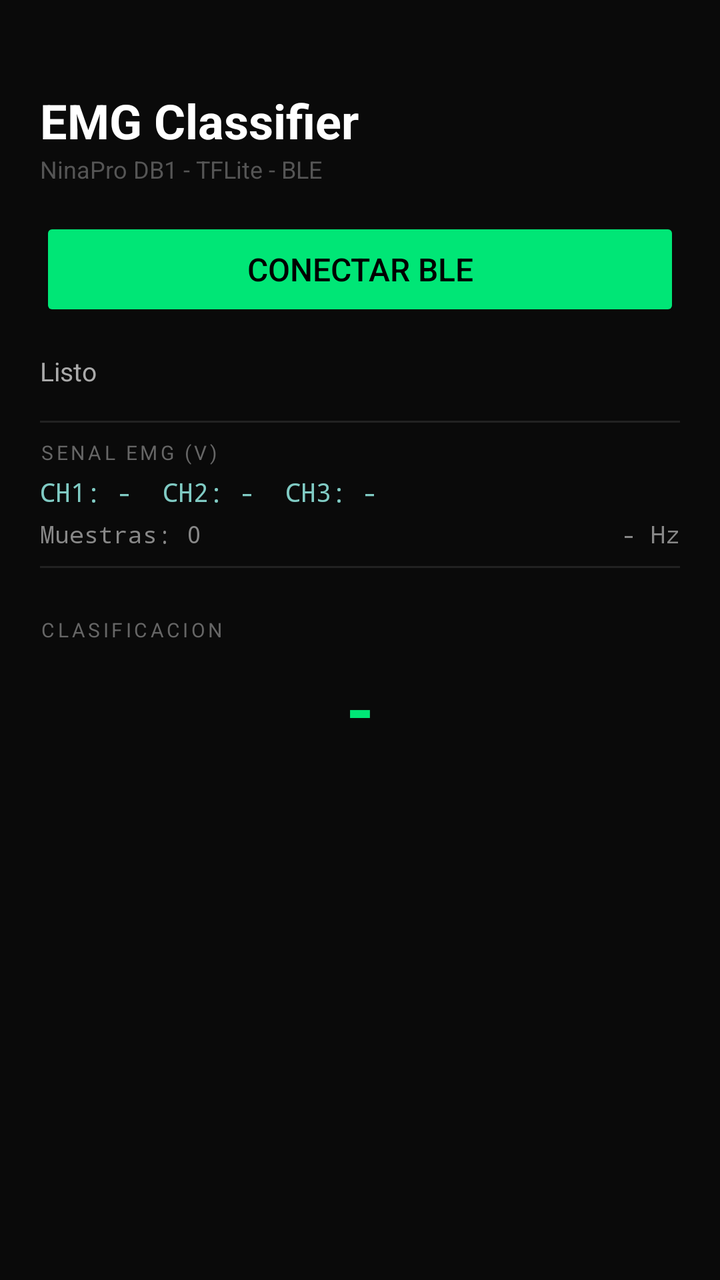
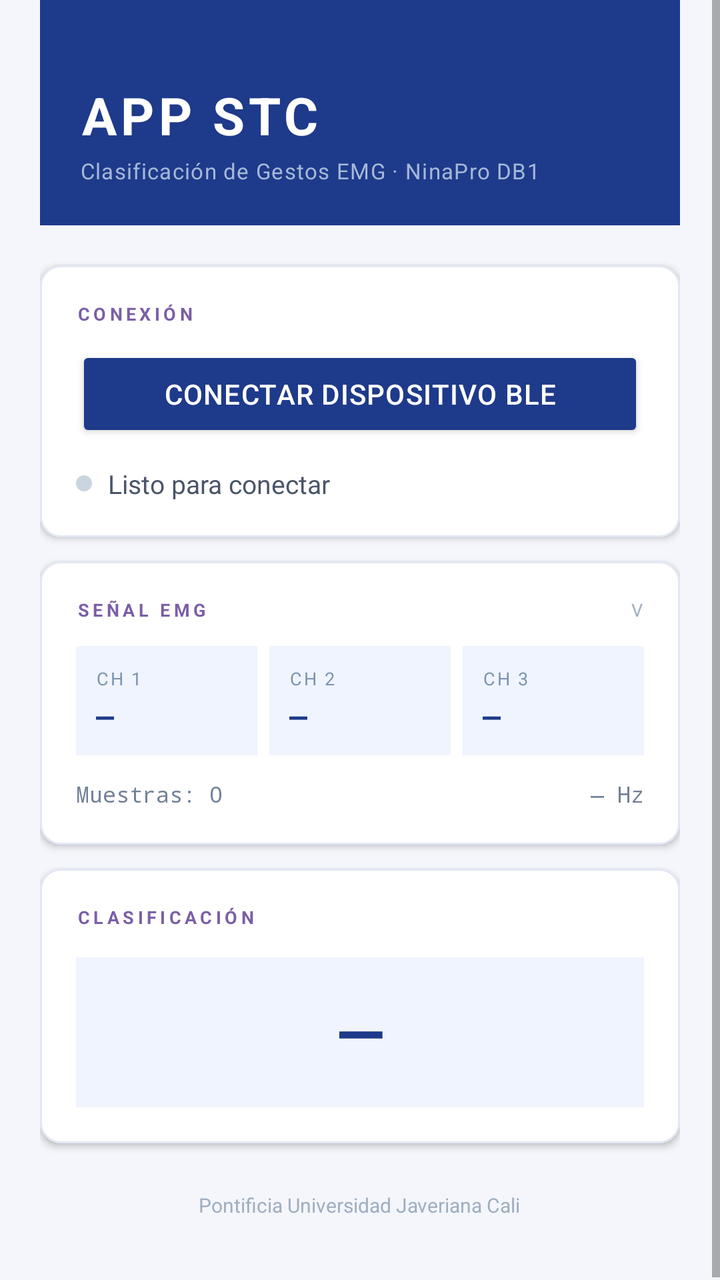

Screens rendered from an Android XML layout before and after an edit, with the pre-edit source and the edit as a unified diff.
<!-- AndroidManifest.xml: application theme Theme.NewEMGClassifier -->
<!-- res/layout/activity_main.xml -->
<?xml version="1.0" encoding="utf-8"?>
<LinearLayout
    xmlns:android="http://schemas.android.com/apk/res/android"
    android:id="@+id/layoutRoot"
    android:layout_width="match_parent"
    android:layout_height="match_parent"
    android:orientation="vertical"
    android:background="#0A0A0A"
    android:padding="20dp">

    <TextView
        android:id="@+id/tvTitle"
        android:layout_width="wrap_content"
        android:layout_height="wrap_content"
        android:text="EMG Classifier"
        android:textSize="24sp"
        android:textColor="#FFFFFF"
        android:textStyle="bold"
        android:paddingTop="24dp"/>

    <TextView
        android:id="@+id/tvSubtitle"
        android:layout_width="wrap_content"
        android:layout_height="wrap_content"
        android:text="NinaPro DB1 - TFLite - BLE"
        android:textSize="12sp"
        android:textColor="#555555"
        android:paddingBottom="16dp"/>

    <Button
        android:id="@+id/btnConnect"
        android:layout_width="match_parent"
        android:layout_height="52dp"
        android:text="Conectar BLE"
        android:textSize="16sp"
        android:textColor="#000000"
        android:backgroundTint="#00E676"
        android:layout_marginBottom="16dp"/>

    <TextView
        android:id="@+id/tvStatus"
        android:layout_width="wrap_content"
        android:layout_height="wrap_content"
        android:text="Listo"
        android:textSize="13sp"
        android:textColor="#AAAAAA"
        android:paddingBottom="8dp"/>

    <View
        android:layout_width="match_parent"
        android:layout_height="1dp"
        android:background="#222222"
        android:layout_marginVertical="8dp"/>

    <TextView
        android:layout_width="wrap_content"
        android:layout_height="wrap_content"
        android:text="SENAL EMG (V)"
        android:textSize="10sp"
        android:textColor="#666666"
        android:letterSpacing="0.15"/>

    <TextView
        android:id="@+id/tvEMGValues"
        android:layout_width="wrap_content"
        android:layout_height="wrap_content"
        android:text="CH1: -  CH2: -  CH3: -"
        android:textSize="13sp"
        android:textColor="#80CBC4"
        android:fontFamily="monospace"
        android:paddingTop="4dp"/>

    <LinearLayout
        android:layout_width="match_parent"
        android:layout_height="wrap_content"
        android:orientation="horizontal"
        android:paddingTop="4dp">

        <TextView
            android:id="@+id/tvSampleCount"
            android:layout_width="0dp"
            android:layout_height="wrap_content"
            android:layout_weight="1"
            android:text="Muestras: 0"
            android:textSize="12sp"
            android:textColor="#888888"
            android:fontFamily="monospace"/>

        <TextView
            android:id="@+id/tvFrequency"
            android:layout_width="wrap_content"
            android:layout_height="wrap_content"
            android:text="- Hz"
            android:textSize="12sp"
            android:textColor="#888888"
            android:fontFamily="monospace"/>

    </LinearLayout>

    <View
        android:layout_width="match_parent"
        android:layout_height="1dp"
        android:background="#222222"
        android:layout_marginVertical="8dp"/>

    <TextView
        android:layout_width="wrap_content"
        android:layout_height="wrap_content"
        android:text="CLASIFICACION"
        android:textSize="10sp"
        android:textColor="#666666"
        android:letterSpacing="0.15"
        android:paddingTop="16dp"/>

    <TextView
        android:id="@+id/tvPrediction"
        android:layout_width="match_parent"
        android:layout_height="wrap_content"
        android:text="-"
        android:textSize="36sp"
        android:textColor="#00E676"
        android:textStyle="bold"
        android:gravity="center"
        android:paddingTop="8dp"/>

</LinearLayout>
<!-- resources referenced by this layout -->
<resources>
  <style name="Theme.NewEMGClassifier" parent="Theme.AppCompat.DayNight.NoActionBar">
      </style>
</resources>

<!-- the commit's change to res/layout/activity_main.xml (unified diff, before → after) -->
@@ -1,126 +1,336 @@
 <?xml version="1.0" encoding="utf-8"?>
-<LinearLayout
+<ScrollView
     xmlns:android="http://schemas.android.com/apk/res/android"
-    android:id="@+id/layoutRoot"
     android:layout_width="match_parent"
     android:layout_height="match_parent"
-    android:orientation="vertical"
-    android:background="#0A0A0A"
-    android:padding="20dp">
-
-    <TextView
-        android:id="@+id/tvTitle"
-        android:layout_width="wrap_content"
-        android:layout_height="wrap_content"
-        android:text="EMG Classifier"
-        android:textSize="24sp"
-        android:textColor="#FFFFFF"
-        android:textStyle="bold"
-        android:paddingTop="24dp"/>
-
-    <TextView
-        android:id="@+id/tvSubtitle"
-        android:layout_width="wrap_content"
-        android:layout_height="wrap_content"
-        android:text="NinaPro DB1 - TFLite - BLE"
-        android:textSize="12sp"
-        android:textColor="#555555"
-        android:paddingBottom="16dp"/>
-
-    <Button
-        android:id="@+id/btnConnect"
-        android:layout_width="match_parent"
-        android:layout_height="52dp"
-        android:text="Conectar BLE"
-        android:textSize="16sp"
-        android:textColor="#000000"
-        android:backgroundTint="#00E676"
-        android:layout_marginBottom="16dp"/>
-
-    <TextView
-        android:id="@+id/tvStatus"
-        android:layout_width="wrap_content"
-        android:layout_height="wrap_content"
-        android:text="Listo"
-        android:textSize="13sp"
-        android:textColor="#AAAAAA"
-        android:paddingBottom="8dp"/>
-
-    <View
-        android:layout_width="match_parent"
-        android:layout_height="1dp"
-        android:background="#222222"
-        android:layout_marginVertical="8dp"/>
-
-    <TextView
-        android:layout_width="wrap_content"
-        android:layout_height="wrap_content"
-        android:text="SENAL EMG (V)"
-        android:textSize="10sp"
-        android:textColor="#666666"
-        android:letterSpacing="0.15"/>
-
-    <TextView
-        android:id="@+id/tvEMGValues"
-        android:layout_width="wrap_content"
-        android:layout_height="wrap_content"
-        android:text="CH1: -  CH2: -  CH3: -"
-        android:textSize="13sp"
-        android:textColor="#80CBC4"
-        android:fontFamily="monospace"
-        android:paddingTop="4dp"/>
+    android:background="#F4F6FB"
+    android:fillViewport="true">
 
     <LinearLayout
+        android:id="@+id/layoutRoot"
         android:layout_width="match_parent"
         android:layout_height="wrap_content"
-        android:orientation="horizontal"
-        android:paddingTop="4dp">
-
-        <TextView
-            android:id="@+id/tvSampleCount"
-            android:layout_width="0dp"
-            android:layout_height="wrap_content"
-            android:layout_weight="1"
-            android:text="Muestras: 0"
-            android:textSize="12sp"
-            android:textColor="#888888"
-            android:fontFamily="monospace"/>
-
-        <TextView
-            android:id="@+id/tvFrequency"
-            android:layout_width="wrap_content"
-            android:layout_height="wrap_content"
-            android:text="- Hz"
-            android:textSize="12sp"
-            android:textColor="#888888"
-            android:fontFamily="monospace"/>
+        android:orientation="vertical"
+        android:paddingHorizontal="20dp"
+        android:paddingBottom="32dp">
+
+        
+        <LinearLayout
+            android:layout_width="match_parent"
+            android:layout_height="wrap_content"
+            android:orientation="vertical"
+            android:background="#1E3A8A"
+            android:paddingHorizontal="20dp"
+            android:paddingTop="40dp"
+            android:paddingBottom="20dp"
+            android:layout_marginHorizontal="-20dp">
+
+            <TextView
+                android:id="@+id/tvTitle"
+                android:layout_width="wrap_content"
+                android:layout_height="wrap_content"
+                android:text="APP STC"
+                android:textSize="26sp"
+                android:textColor="#FFFFFF"
+                android:textStyle="bold"
+                android:letterSpacing="0.08"/>
+
+            <TextView
+                android:id="@+id/tvSubtitle"
+                android:layout_width="wrap_content"
+                android:layout_height="wrap_content"
+                android:text="Clasificación de Gestos EMG · NinaPro DB1"
+                android:textSize="11sp"
+                android:textColor="#A5B8D8"
+                android:paddingTop="3dp"
+                android:letterSpacing="0.04"/>
+
+        </LinearLayout>
+
+        
+        <LinearLayout
+            android:layout_width="match_parent"
+            android:layout_height="wrap_content"
+            android:orientation="vertical"
+            android:background="@drawable/card_background"
+            android:padding="18dp"
+            android:layout_marginTop="20dp"
+            android:elevation="2dp">
+
+            <TextView
+                android:layout_width="wrap_content"
+                android:layout_height="wrap_content"
+                android:text="CONEXIÓN"
+                android:textSize="9sp"
+                android:textColor="#7B5EA7"
+                android:textStyle="bold"
+                android:letterSpacing="0.20"
+                android:paddingBottom="10dp"/>
+
+            <Button
+                android:id="@+id/btnConnect"
+                android:layout_width="match_parent"
+                android:layout_height="48dp"
+                android:text="Conectar dispositivo BLE"
+                android:textSize="14sp"
+                android:textColor="#FFFFFF"
+                android:backgroundTint="#1E3A8A"
+                android:letterSpacing="0.03"/>
+
+            
+            <LinearLayout
+                android:layout_width="match_parent"
+                android:layout_height="wrap_content"
+                android:orientation="horizontal"
+                android:gravity="center_vertical"
+                android:paddingTop="12dp">
+
+                <View
+                    android:id="@+id/viewStatusDot"
+                    android:layout_width="8dp"
+                    android:layout_height="8dp"
+                    android:background="@drawable/dot_idle"
+                    android:layout_marginEnd="8dp"/>
+
+                <TextView
+                    android:id="@+id/tvStatus"
+                    android:layout_width="0dp"
+                    android:layout_height="wrap_content"
+                    android:layout_weight="1"
+                    android:text="Listo para conectar"
+                    android:textSize="13sp"
+                    android:textColor="#4A5568"/>
+
+            </LinearLayout>
+
+        </LinearLayout>
+
+        
+        <LinearLayout
+            android:layout_width="match_parent"
+            android:layout_height="wrap_content"
+            android:orientation="vertical"
+            android:background="@drawable/card_background"
+            android:padding="18dp"
+            android:layout_marginTop="12dp"
+            android:elevation="2dp">
+
+            <LinearLayout
+                android:layout_width="match_parent"
+                android:layout_height="wrap_content"
+                android:orientation="horizontal"
+                android:gravity="center_vertical"
+                android:paddingBottom="12dp">
+
+                <TextView
+                    android:layout_width="0dp"
+                    android:layout_height="wrap_content"
+                    android:layout_weight="1"
+                    android:text="SEÑAL EMG"
+                    android:textSize="9sp"
+                    android:textColor="#7B5EA7"
+                    android:textStyle="bold"
+                    android:letterSpacing="0.20"/>
+
+                <TextView
+                    android:layout_width="wrap_content"
+                    android:layout_height="wrap_content"
+                    android:text="V"
+                    android:textSize="9sp"
+                    android:textColor="#A0AEC0"
+                    android:letterSpacing="0.10"/>
+
+            </LinearLayout>
+
+            
+            <LinearLayout
+                android:layout_width="match_parent"
+                android:layout_height="wrap_content"
+                android:orientation="horizontal">
+
+                
+                <LinearLayout
+                    android:layout_width="0dp"
+                    android:layout_height="wrap_content"
+                    android:layout_weight="1"
+                    android:orientation="vertical"
+                    android:background="#F0F4FF"
+                    android:padding="10dp"
+                    android:layout_marginEnd="6dp">
+
+                    <TextView
+                        android:layout_width="wrap_content"
+                        android:layout_height="wrap_content"
+                        android:text="CH 1"
+                        android:textSize="9sp"
+                        android:textColor="#7B93B0"
+                        android:letterSpacing="0.10"/>
+
+                    <TextView
+                        android:id="@+id/tvCh1"
+                        android:layout_width="wrap_content"
+                        android:layout_height="wrap_content"
+                        android:text="—"
+                        android:textSize="15sp"
+                        android:textColor="#1E3A8A"
+                        android:fontFamily="monospace"
+                        android:textStyle="bold"
+                        android:paddingTop="2dp"/>
+
+                </LinearLayout>
+
+                
+                <LinearLayout
+                    android:layout_width="0dp"
+                    android:layout_height="wrap_content"
+                    android:layout_weight="1"
+                    android:orientation="vertical"
+                    android:background="#F0F4FF"
+                    android:padding="10dp"
+                    android:layout_marginEnd="6dp">
+
+                    <TextView
+                        android:layout_width="wrap_content"
+                        android:layout_height="wrap_content"
+                        android:text="CH 2"
+                        android:textSize="9sp"
+                        android:textColor="#7B93B0"
+                        android:letterSpacing="0.10"/>
+
+                    <TextView
+                        android:id="@+id/tvCh2"
+                        android:layout_width="wrap_content"
+                        android:layout_height="wrap_content"
+                        android:text="—"
+                        android:textSize="15sp"
+                        android:textColor="#1E3A8A"
+                        android:fontFamily="monospace"
+                        android:textStyle="bold"
+                        android:paddingTop="2dp"/>
+
+                </LinearLayout>
+
+                
+                <LinearLayout
+                    android:layout_width="0dp"
+                    android:layout_height="wrap_content"
+                    android:layout_weight="1"
+                    android:orientation="vertical"
+                    android:background="#F0F4FF"
+                    android:padding="10dp">
+
+                    <TextView
+                        android:layout_width="wrap_content"
+                        android:layout_height="wrap_content"
+                        android:text="CH 3"
+                        android:textSize="9sp"
+                        android:textColor="#7B93B0"
+                        android:letterSpacing="0.10"/>
+
+                    <TextView
+                        android:id="@+id/tvCh3"
+                        android:layout_width="wrap_content"
+                        android:layout_height="wrap_content"
+                        android:text="—"
+                        android:textSize="15sp"
+                        android:textColor="#1E3A8A"
+                        android:fontFamily="monospace"
+                        android:textStyle="bold"
+                        android:paddingTop="2dp"/>
+
+                </LinearLayout>
+
+            </LinearLayout>
+
+            
+            <LinearLayout
+                android:layout_width="match_parent"
+                android:layout_height="wrap_content"
+                android:orientation="horizontal"
+                android:paddingTop="12dp">
+
+                <TextView
+                    android:id="@+id/tvSampleCount"
+                    android:layout_width="0dp"
+                    android:layout_height="wrap_content"
+                    android:layout_weight="1"
+                    android:text="Muestras: 0"
+                    android:textSize="11sp"
+                    android:textColor="#718096"
+                    android:fontFamily="monospace"/>
+
+                <TextView
+                    android:id="@+id/tvFrequency"
+                    android:layout_width="wrap_content"
+                    android:layout_height="wrap_content"
+                    android:text="— Hz"
+                    android:textSize="11sp"
+                    android:textColor="#718096"
+                    android:fontFamily="monospace"/>
+
+            </LinearLayout>
+
+            
+            <TextView
+                android:id="@+id/tvEMGValues"
+                android:layout_width="wrap_content"
+                android:layout_height="wrap_content"
+                android:visibility="gone"/>
+
+        </LinearLayout>
+
+        
+        <LinearLayout
+            android:layout_width="match_parent"
+            android:layout_height="wrap_content"
+            android:orientation="vertical"
+            android:background="@drawable/card_background"
+            android:padding="18dp"
+            android:layout_marginTop="12dp"
+            android:elevation="2dp">
+
+            <TextView
+                android:layout_width="wrap_content"
+                android:layout_height="wrap_content"
+                android:text="CLASIFICACIÓN"
+                android:textSize="9sp"
+                android:textColor="#7B5EA7"
+                android:textStyle="bold"
+                android:letterSpacing="0.20"
+                android:paddingBottom="14dp"/>
+
+            
+            <TextView
+                android:id="@+id/tvPrediction"
+                android:layout_width="match_parent"
+                android:layout_height="wrap_content"
+                android:text="—"
+                android:textSize="32sp"
+                android:textColor="#1E3A8A"
+                android:textStyle="bold"
+                android:gravity="center"
+                android:paddingVertical="16dp"
+                android:background="#F0F4FF"/>
+
+        </LinearLayout>
+
+        
+        <LinearLayout
+            android:layout_width="match_parent"
+            android:layout_height="wrap_content"
+            android:orientation="horizontal"
+            android:gravity="center"
+            android:paddingTop="24dp">
+
+            <TextView
+                android:layout_width="wrap_content"
+                android:layout_height="wrap_content"
+                android:text="Pontificia Universidad Javeriana Cali"
+                android:textSize="10sp"
+                android:textColor="#A0AEC0"/>
+
+        </LinearLayout>
 
     </LinearLayout>
 
-    <View
-        android:layout_width="match_parent"
-        android:layout_height="1dp"
-        android:background="#222222"
-        android:layout_marginVertical="8dp"/>
-
-    <TextView
-        android:layout_width="wrap_content"
-        android:layout_height="wrap_content"
-        android:text="CLASIFICACION"
-        android:textSize="10sp"
-        android:textColor="#666666"
-        android:letterSpacing="0.15"
-        android:paddingTop="16dp"/>
-
-    <TextView
-        android:id="@+id/tvPrediction"
-        android:layout_width="match_parent"
-        android:layout_height="wrap_content"
-        android:text="-"
-        android:textSize="36sp"
-        android:textColor="#00E676"
-        android:textStyle="bold"
-        android:gravity="center"
-        android:paddingTop="8dp"/>
-
-</LinearLayout>
+</ScrollView>
<!-- resource entries referenced after the edit -->
@@ -1,5 +1,21 @@
 <!-- resources referenced by this layout -->
 <resources>
+  <!-- drawable card_background (drawable) -->
+  <?xml version="1.0" encoding="utf-8"?>
+  <shape xmlns:android="http://schemas.android.com/apk/res/android"
+      android:shape="rectangle">
+      <solid android:color="#FFFFFF"/>
+      <corners android:radius="10dp"/>
+      <stroke
+          android:width="1dp"
+          android:color="#E2E8F4"/>
+  </shape>
+  <!-- drawable dot_idle (drawable) -->
+  <?xml version="1.0" encoding="utf-8"?>
+  <shape xmlns:android="http://schemas.android.com/apk/res/android"
+      android:shape="oval">
+      <solid android:color="#CBD5E0"/>
+  </shape>
   <style name="Theme.NewEMGClassifier" parent="Theme.AppCompat.DayNight.NoActionBar">
       </style>
 </resources>
